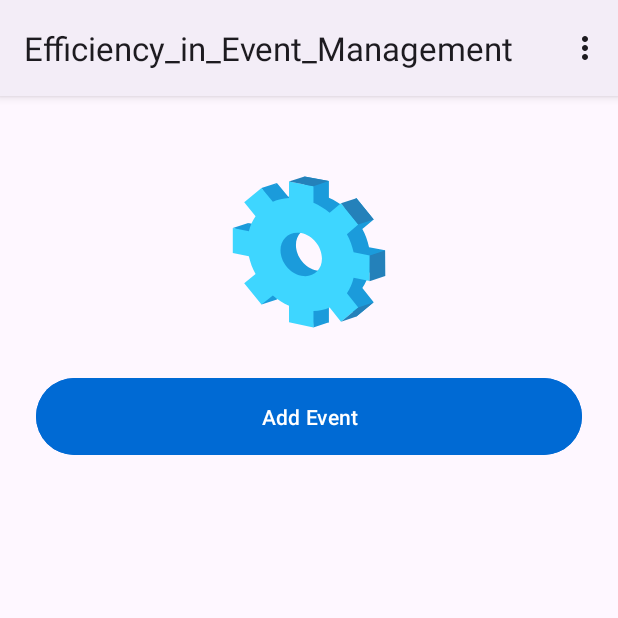
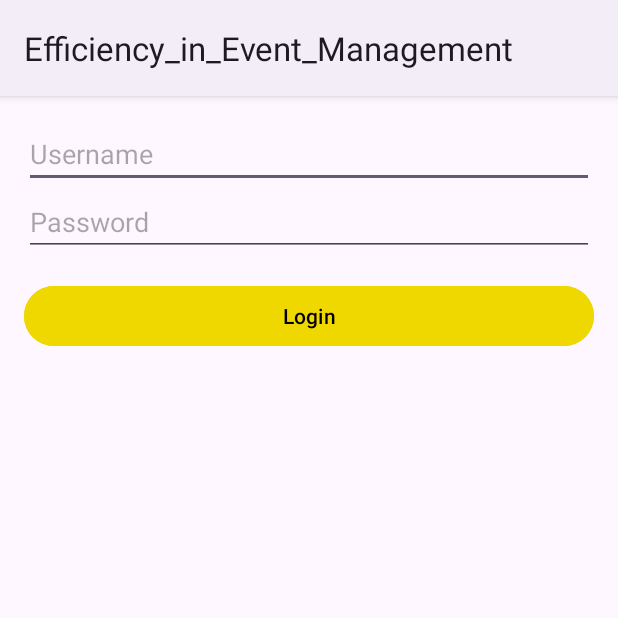
Before and after one commit to Carllos22/Efficiency-in-Event-Management, an Android app: the screen it shows after launch (MainActivity before the commit, LoginActivity after it), on a phone screen of 412 x 824 dp, the top half of it. Run offline under Robolectric (Android 15) with nearby library versions, the phone set to English and light mode, and no system bars.

Commit message:
WIP: Hemos dado la funcionalidad correcta del inicio de sesión y la correcta visualización de eventos guardados. A demás podemos también modificarlos y eliminarlos como hemos explicado anteriormente. Ahora vamos a hacer llamadas a una API con Retrofit y vamos a darle internacionalización con mínimo un idioma

```diff
--- /dev/null
+++ b/app/src/main/java/com/example/efficiency_in_event_management/activities/LoginActivity.kt
@@ -0,0 +1,55 @@
+package com.example.efficiency_in_event_management.activities
+
+import android.content.Context
+import android.content.Intent
+import android.content.SharedPreferences
+import android.os.Bundle
+import android.widget.Toast
+import androidx.appcompat.app.AppCompatActivity
+import com.example.efficiency_in_event_management.databinding.ActivityLoginBinding
+
+class LoginActivity : AppCompatActivity() {
+
+    private lateinit var binding: ActivityLoginBinding
+    private lateinit var sharedPreferences: SharedPreferences
+
+    override fun onCreate(savedInstanceState: Bundle?) {
+        super.onCreate(savedInstanceState)
+        binding = ActivityLoginBinding.inflate(layoutInflater)
+        setContentView(binding.root)
+
+        sharedPreferences = getSharedPreferences("MyPrefs", Context.MODE_PRIVATE)
+
+        // Comprobar si el usuario ya ha iniciado sesión
+        if (sharedPreferences.getBoolean("isLoggedIn", false)) {
+            navigateToMainActivity()
+            return
+        }
+
+        binding.btnLogin.setOnClickListener {
+            val username = binding.etUsername.text.toString()
+            val password = binding.etPassword.text.toString()
+            login(username, password)
+        }
+    }
+
+    private fun login(username: String, password: String) {
+        if (isValidCredentials(username, password)) {
+            sharedPreferences.edit().putBoolean("isLoggedIn", true).apply()
+            navigateToMainActivity()
+        } else {
+            Toast.makeText(this, "Invalid credentials", Toast.LENGTH_SHORT).show()
+        }
+    }
+
+    private fun isValidCredentials(username: String, password: String): Boolean {
+        // Lógica para validar las credenciales
+        return username == "admin" && password == "admin"
+    }
+
+    private fun navigateToMainActivity() {
+        val intent = Intent(this, MainActivity::class.java)
+        startActivity(intent)
+        finish()
+    }
+}
--- /dev/null
+++ b/app/src/main/res/layout/activity_login.xml
@@ -0,0 +1,39 @@
+<?xml version="1.0" encoding="utf-8"?>
+<LinearLayout
+    xmlns:android="http://schemas.android.com/apk/res/android"
+    android:layout_width="match_parent"
+    android:layout_height="match_parent"
+    android:orientation="vertical"
+    android:padding="16dp">
+
+    <EditText
+        android:id="@+id/etUsername"
+        android:layout_width="match_parent"
+        android:layout_height="wrap_content"
+        android:hint="Username"
+        android:inputType="text" />
+
+    <EditText
+        android:id="@+id/etPassword"
+        android:layout_width="match_parent"
+        android:layout_height="wrap_content"
+        android:hint="Password"
+        android:inputType="textPassword" />
+
+    <Button
+        android:id="@+id/btnLogin"
+        android:layout_width="match_parent"
+        android:layout_height="wrap_content"
+        android:text="Login"
+        android:layout_marginTop="16dp"
+        android:backgroundTint="@color/yellow"
+        android:textColor="@color/black"/>
+
+    <Button
+        android:id="@+id/btnLogout"
+        android:layout_width="match_parent"
+        android:layout_height="wrap_content"
+        android:text="Logout"
+        android:visibility="gone" /> <!-- Aqui ocultamos el botón de logout -->
+
+</LinearLayout>
--- a/app/src/main/res/menu/menu_main.xml
+++ b/app/src/main/res/menu/menu_main.xml
@@ -1,16 +1,28 @@
 <?xml version="1.0" encoding="utf-8"?>
-<menu
-    xmlns:android="http://schemas.android.com/apk/res/android">
+<menu xmlns:android="http://schemas.android.com/apk/res/android">
 
     <item
         android:id="@+id/action_add"
+        android:icon="@drawable/ic_add_circle"
+        android:title="@string/add_item"
+        android:showAsAction="ifRoom|withText" />
+
+    <item
+        android:id="@+id/action_settings"
         android:icon="@drawable/ic_settings"
         android:title="@string/settings"
-        android:showAsAction="ifRoom|withText"/>
+        android:showAsAction="ifRoom|withText" />
+
     <item
-        android:id="@+id/action_settings"
-        android:icon="@drawable/ic_add_circle"
-        android:title="@string/add_item"
-        android:showAsAction="ifRoom|withText"/>
+        android:id="@+id/action_login"
+        android:title="@string/login"
+        android:orderInCategory="100"
+        android:showAsAction="never" />
+
+    <item
+        android:id="@+id/action_logout"
+        android:title="@string/logout"
+        android:orderInCategory="101"
+        android:showAsAction="never" />
 
 </menu>
--- a/app/src/main/res/values/strings.xml
+++ b/app/src/main/res/values/strings.xml
@@ -2,5 +2,7 @@
     <string name="app_name">Efficiency_in_Event_Management</string>
     <string name="add_item">Add Item</string>
     <string name="settings">Settings</string>
+    <string name="login">Login</string>
+    <string name="logout">Logout</string>
 
 </resources>
```
Also changed, not shown: app/build.gradle.kts (+8 -0 lines), app/src/main/AndroidManifest.xml (+7 -1 lines), app/src/main/java/com/example/efficiency_in_event_management/activities/MainActivity.kt (+113 -69 lines).
